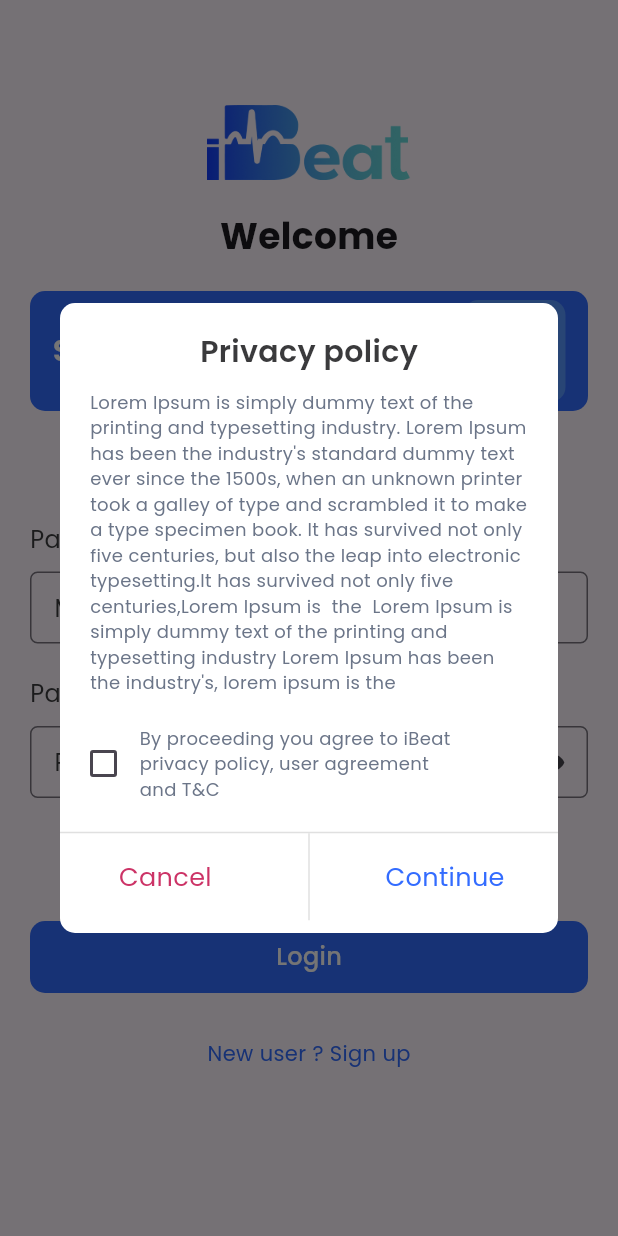
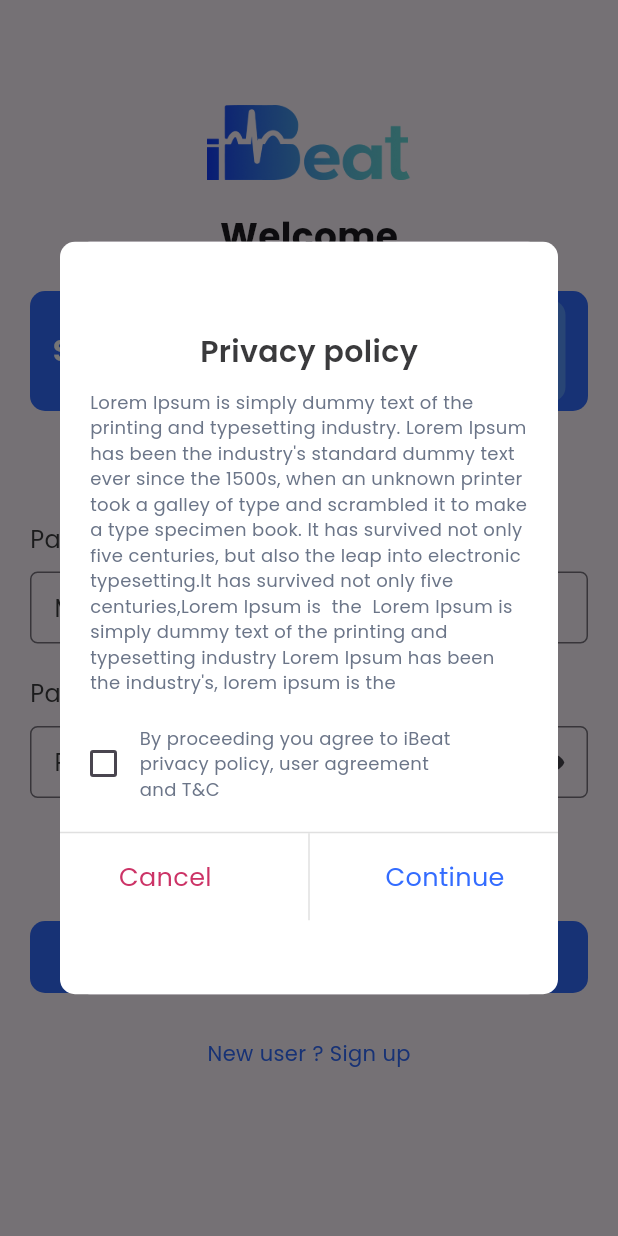
Before and after one commit to abinash1220/IBeat, a Flutter app: the screen it shows after launch, after a tap on "Login", on a phone screen of 412 x 824 dp. Run offline on Flutter 3.47's test engine with Material 3 defaults, Android fonts, the light colour scheme and no system bars; our stand-ins replace animate_do, curved_navigation_bar, flutter_screenutil, get, google_fonts, otp_text_field and 1 more; missing offline and left inert: qr_code_scanner, weekly_date_picker.

Commit message:
04/01/24 screenutils

```diff
--- a/lib/screens/login_screen/login_screen.dart
+++ b/lib/screens/login_screen/login_screen.dart
@@ -1,4 +1,5 @@
 import 'package:flutter/material.dart';
+import 'package:flutter_screenutil/flutter_screenutil.dart';
 import 'package:get/get.dart';
 import 'package:i_beat/constants/app_colors.dart';
 import 'package:i_beat/constants/app_fonts.dart';
@@ -215,7 +216,7 @@ class _LoginScreenState extends State<LoginScreen> {
                     borderRadius:
                         BorderRadius.circular(20.0)),
                 child: Container(
-                  height: 420,
+                  height: 420.h,
                   decoration: BoxDecoration(
                     color:AppColors.white,
                     borderRadius: BorderRadius.circular(10)
--- a/pubspec.yaml
+++ b/pubspec.yaml
@@ -44,6 +44,7 @@ dependencies:
   percent_indicator: ^4.2.3
   weekly_date_picker: ^1.4.2
   flutter_launcher_icons: ^0.13.1
+  flutter_screenutil: ^5.9.0
 
 dev_dependencies:
   flutter_test:
```
Also changed, not shown: pubspec.lock.
